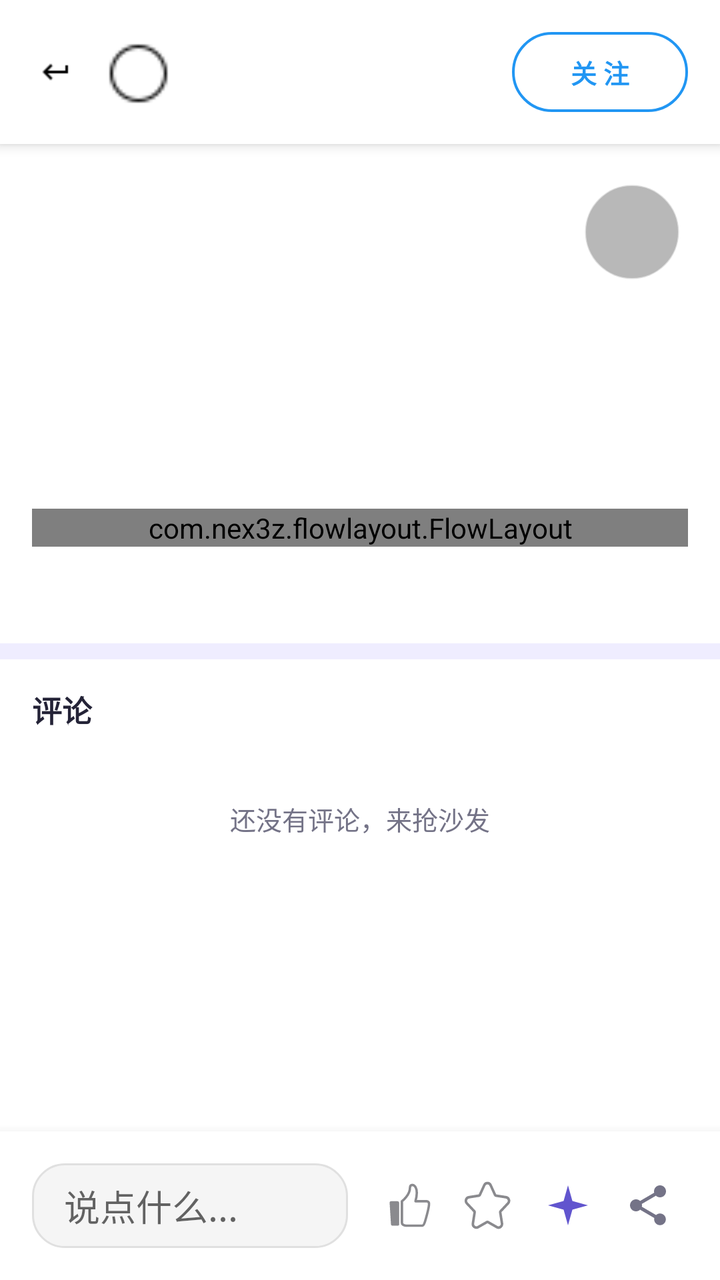
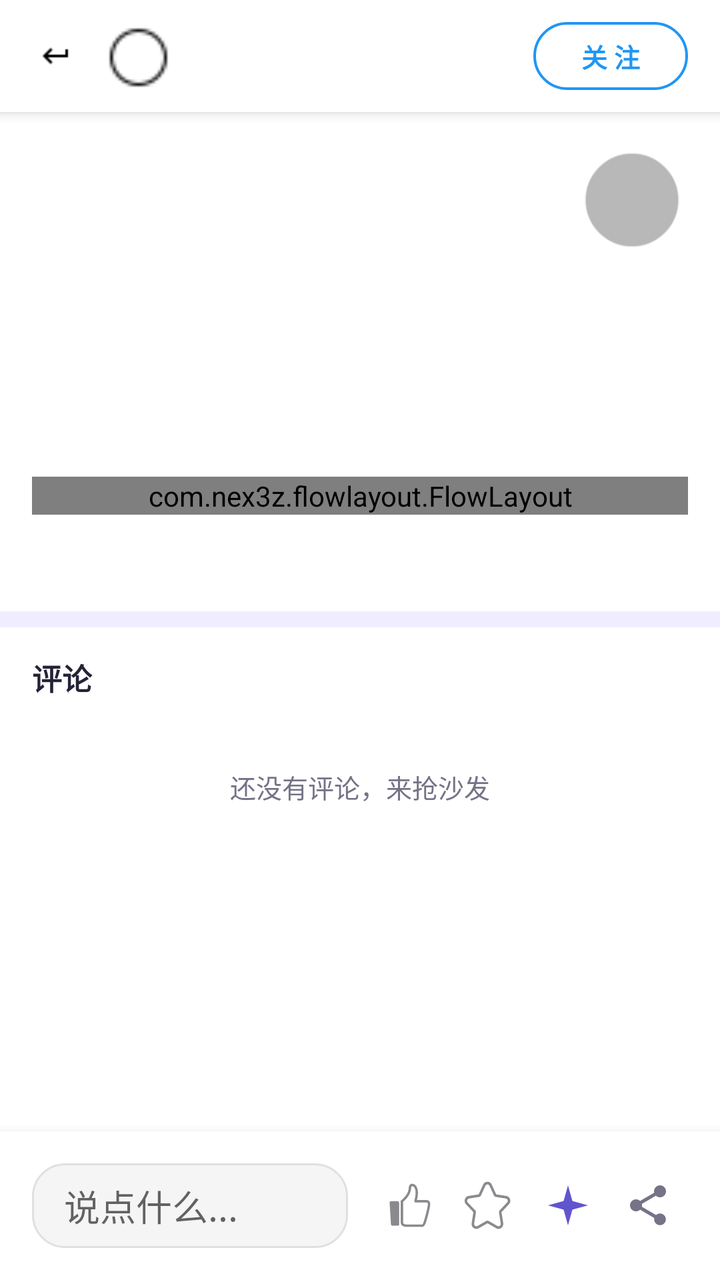

Compare the two renders of this Android layout. The source of the first and the diff that turns it into the second are given below.
<!-- AndroidManifest.xml: application theme AppTheme -->
<!-- res/layout/activity_detail.xml -->
<?xml version="1.0" encoding="utf-8"?>
<androidx.coordinatorlayout.widget.CoordinatorLayout
    xmlns:android="http://schemas.android.com/apk/res/android"
    xmlns:app="http://schemas.android.com/apk/res-auto"
    android:id="@+id/root_layout"
    android:layout_width="match_parent"
    android:layout_height="match_parent"
    android:fitsSystemWindows="true"
    android:background="@color/white">

    
    <View
        android:id="@+id/background_overlay"
        android:layout_width="match_parent"
        android:layout_height="match_parent"
        android:background="#CCFFFFFF"
        android:alpha="0"
        android:clickable="false"
        android:focusable="false" />

    
    <FrameLayout
        android:id="@+id/scroll_container"
        android:layout_width="match_parent"
        android:layout_height="match_parent"
        android:clipChildren="false"
        android:clipToPadding="false">

        
        <androidx.core.widget.NestedScrollView
            android:id="@+id/nested_scroll_view"
            android:layout_width="match_parent"
            android:layout_height="match_parent"
            android:paddingTop="72dp"
            android:paddingBottom="80dp">

            <LinearLayout
                android:layout_width="match_parent"
                android:layout_height="wrap_content"
                android:orientation="vertical">


                
                <FrameLayout
                    android:id="@+id/image_container"
                    android:layout_width="match_parent"
                    android:layout_height="wrap_content"
                    android:clipChildren="true"
                    android:clipToPadding="true">

                    <androidx.viewpager2.widget.ViewPager2
                        android:id="@+id/image_pager"
                        android:layout_width="match_parent"
                        android:layout_height="wrap_content"
                        android:background="@color/black"/>

                    
                    <LinearLayout
                        android:id="@+id/progress_indicator"
                        android:layout_width="match_parent"
                        android:layout_height="wrap_content"
                        android:layout_gravity="bottom"
                        android:orientation="horizontal"
                        android:gravity="center"
                        android:paddingVertical="8dp"
                        android:visibility="gone"/>

                    
                    <ImageView
                        android:id="@+id/music_control_button"
                        android:layout_width="48dp"
                        android:layout_height="48dp"
                        android:layout_gravity="bottom|end"
                        android:layout_margin="20dp"
                    android:background="@drawable/circle_transparent_bg"
                    android:alpha="0.7"
                    android:contentDescription="音乐控制"
                    android:padding="12dp"
                    android:clickable="true"
                    android:focusable="true"/>

                </FrameLayout>

                
                <LinearLayout
                    android:id="@+id/content_layout"
                    android:layout_width="match_parent"
                    android:layout_height="wrap_content"
                    android:orientation="vertical"
                    android:padding="16dp">

                    
                    <TextView
                        android:id="@+id/title_text"
                        android:layout_width="match_parent"
                        android:layout_height="wrap_content"
                        android:textSize="18sp"
                        android:textStyle="bold"
                        android:textColor="@color/black"
                        android:lineSpacingExtra="4dp"/>

                    
                    <TextView
                        android:id="@+id/content_text"
                        android:layout_width="match_parent"
                        android:layout_height="wrap_content"
                        android:layout_marginTop="12dp"
                        android:textSize="14sp"
                        android:textColor="@color/profile_ink"
                        android:lineSpacingExtra="6dp"/>

                    
                    <LinearLayout
                        android:layout_width="match_parent"
                        android:layout_height="wrap_content"
                        android:layout_marginTop="10dp"
                        android:gravity="center_vertical"
                        android:orientation="horizontal">

                        <TextView
                            android:id="@+id/summarize_entry"
                            android:layout_width="wrap_content"
                            android:layout_height="wrap_content"
                            android:background="@drawable/edittext_rounded_bg"
                            android:paddingStart="14dp"
                            android:paddingEnd="14dp"
                            android:paddingTop="8dp"
                            android:paddingBottom="8dp"
                            android:text="@string/summarize_entry"
                            android:textColor="@color/primary_color"
                            android:textSize="13sp"
                            android:textStyle="bold"
                            android:visibility="gone" />

                        <ImageButton
                            android:id="@+id/summary_regen"
                            android:layout_width="34dp"
                            android:layout_height="34dp"
                            android:layout_marginStart="8dp"
                            android:background="@drawable/bg_icon_soft"
                            android:contentDescription="@string/summary_regenerate"
                            android:padding="7dp"
                            android:src="@drawable/ic_refresh"
                            android:visibility="gone"
                            app:tint="@color/profile_muted" />

                        <View
                            android:layout_width="0dp"
                            android:layout_height="1dp"
                            android:layout_weight="1" />

                        <com.google.android.material.button.MaterialButton
                            android:id="@+id/summary_stop"
                            style="@style/PixelFlowSummaryStopButton"
                            android:layout_width="wrap_content"
                            android:layout_height="32dp"
                            android:insetTop="0dp"
                            android:insetBottom="0dp"
                            android:minWidth="0dp"
                            android:text="@string/ai_stop"
                            android:visibility="gone" />
                    </LinearLayout>

                    <FrameLayout
                        android:id="@+id/summary_card"
                        android:layout_width="match_parent"
                        android:layout_height="wrap_content"
                        android:layout_marginTop="10dp"
                        android:background="@drawable/edittext_rounded_bg"
                        android:visibility="gone">

                        <TextView
                            android:id="@+id/summary_body"
                            android:layout_width="match_parent"
                            android:layout_height="wrap_content"
                            android:padding="14dp"
                            android:paddingEnd="44dp"
                            android:textColor="@color/profile_ink"
                            android:textSize="14sp"
                            android:lineSpacingExtra="6dp"
                            android:textIsSelectable="true" />

                        <ImageButton
                            android:id="@+id/summary_toggle"
                            android:layout_width="36dp"
                            android:layout_height="36dp"
                            android:layout_gravity="top|end"
                            android:background="?attr/selectableItemBackgroundBorderless"
                            android:contentDescription="@string/summary_collapse"
                            android:padding="8dp"
                            android:src="@drawable/ic_chevron_up"
                            app:tint="@color/profile_muted" />
                    </FrameLayout>

                    
                    <com.nex3z.flowlayout.FlowLayout
                        android:id="@+id/tags_container"
                        android:layout_width="match_parent"
                        android:layout_height="wrap_content"
                        android:layout_marginTop="12dp"
                        android:orientation="horizontal"/>

                    
                    <TextView
                        android:id="@+id/publish_date"
                        android:layout_width="match_parent"
                        android:layout_height="wrap_content"
                        android:layout_marginTop="16dp"
                        android:textSize="12sp"
                        android:textColor="@color/profile_muted"/>
                </LinearLayout>

                
                <View
                    android:layout_width="match_parent"
                    android:layout_height="8dp"
                    android:background="@color/profile_soft" />

                <LinearLayout
                    android:layout_width="match_parent"
                    android:layout_height="wrap_content"
                    android:orientation="vertical"
                    android:paddingBottom="16dp">

                    <LinearLayout
                        android:layout_width="match_parent"
                        android:layout_height="wrap_content"
                        android:orientation="horizontal"
                        android:gravity="center_vertical"
                        android:paddingStart="16dp"
                        android:paddingEnd="16dp">

                        <TextView
                            android:id="@+id/comments_header"
                            android:layout_width="0dp"
                            android:layout_height="wrap_content"
                            android:layout_weight="1"
                            android:paddingTop="14dp"
                            android:paddingBottom="10dp"
                            android:text="@string/comments_header"
                            android:textSize="15sp"
                            android:textStyle="bold"
                            android:textColor="@color/profile_ink" />

                        
                        <TextView
                            android:id="@+id/auto_reply_entry"
                            android:layout_width="wrap_content"
                            android:layout_height="wrap_content"
                            android:paddingStart="8dp"
                            android:paddingEnd="4dp"
                            android:paddingTop="14dp"
                            android:paddingBottom="10dp"
                            android:text="@string/auto_reply_entry"
                            android:textColor="@color/profile_accent"
                            android:textSize="13sp"
                            android:visibility="gone" />
                    </LinearLayout>

                    <androidx.recyclerview.widget.RecyclerView
                        android:id="@+id/comments_list"
                        android:layout_width="match_parent"
                        android:layout_height="wrap_content"
                        android:nestedScrollingEnabled="false"
                        android:overScrollMode="never" />

                    <TextView
                        android:id="@+id/comments_empty"
                        android:layout_width="match_parent"
                        android:layout_height="wrap_content"
                        android:gravity="center"
                        android:padding="24dp"
                        android:text="@string/comments_empty"
                        android:textSize="13sp"
                        android:textColor="@color/profile_muted" />

                    <TextView
                        android:id="@+id/comments_more"
                        android:layout_width="match_parent"
                        android:layout_height="wrap_content"
                        android:gravity="center"
                        android:padding="10dp"
                        android:textSize="13sp"
                        android:textColor="@color/profile_accent"
                        android:visibility="gone" />
                </LinearLayout>
            </LinearLayout>
        </androidx.core.widget.NestedScrollView>
    </FrameLayout>

    
    <LinearLayout
        android:id="@+id/bottom_bar"
        android:layout_width="match_parent"
        android:layout_height="wrap_content"
        android:layout_gravity="bottom"
        android:orientation="horizontal"
        android:gravity="center_vertical"
        android:background="@color/white"
        android:padding="16dp"
        android:elevation="8dp">

        
        <EditText
            android:id="@+id/comment_input"
            android:layout_width="0dp"
            android:layout_height="wrap_content"
            android:minHeight="40dp"
            android:layout_weight="1"
            android:layout_marginEnd="12dp"
            android:hint="@string/comments_input_hint"
            android:background="@drawable/edittext_rounded_bg"
            android:paddingStart="16dp"
            android:paddingEnd="16dp"
            android:paddingTop="8dp"
            android:paddingBottom="8dp"
            android:maxLines="3"
            android:imeOptions="actionSend"
            android:inputType="textMultiLine|textCapSentences"/>

        
        <TextView
            android:id="@+id/comment_send"
            android:layout_width="wrap_content"
            android:layout_height="wrap_content"
            android:layout_gravity="center_vertical"
            android:layout_marginEnd="12dp"
            android:background="@drawable/edittext_rounded_bg"
            android:paddingStart="14dp"
            android:paddingEnd="14dp"
            android:paddingTop="8dp"
            android:paddingBottom="8dp"
            android:text="@string/comments_send"
            android:textColor="@color/primary_color"
            android:textSize="14sp"
            android:textStyle="bold"
            android:visibility="gone" />

        
        <ImageView
            android:id="@+id/like_button"
            android:layout_width="22dp"
            android:layout_height="22dp"
            android:layout_marginHorizontal="8dp"
            android:src="@drawable/ic_thumb_up_outline" />


        
        <ImageView
            android:id="@+id/collect_button"
            android:layout_width="24dp"
            android:layout_height="24dp"
            android:layout_marginHorizontal="8dp"
            android:src="@drawable/ic_star_outline" />

        
        <ImageView
            android:id="@+id/copilot_button"
            android:layout_width="24dp"
            android:layout_height="24dp"
            android:layout_marginHorizontal="8dp"
            android:contentDescription="@string/copilot_title"
            android:src="@drawable/ic_sparkle"
            android:tint="@color/profile_accent" />
        
        <ImageView
            android:id="@+id/share_button"
            android:layout_width="24dp"
            android:layout_height="24dp"
            android:layout_marginHorizontal="8dp"
            android:src="@drawable/ic_share"
            app:tint="@color/profile_muted" />
    </LinearLayout>

                
                <LinearLayout
                    android:id="@+id/top_bar"
                    android:layout_width="match_parent"
                    android:layout_height="72dp"
                    android:layout_gravity="top"
                    android:orientation="horizontal"
                    android:paddingHorizontal="16dp"
                    android:paddingVertical="12dp"
                    android:gravity="center_vertical"
                    android:background="@color/white"
                    android:elevation="4dp">

                    
                    <ImageView
                        android:id="@+id/back_button"
                        android:layout_width="24dp"
                        android:layout_height="24dp"
                        android:src="@drawable/ic_arrow_back"
                        android:contentDescription="返回"
                        android:padding="4dp"
                        android:background="?attr/selectableItemBackgroundBorderless" />

                    
                    <LinearLayout
                        android:id="@+id/author_container"
                        android:layout_width="0dp"
                        android:layout_height="wrap_content"
                        android:layout_weight="1"
                        android:orientation="horizontal"
                        android:paddingStart="12dp"
                        android:gravity="center_vertical"
                        android:clickable="true"
                        android:focusable="true"
                        android:foreground="?attr/selectableItemBackground">

                        
                        <ImageView
                            android:id="@+id/author_avatar"
                            android:layout_width="36dp"
                            android:layout_height="36dp"
                            android:scaleType="centerCrop"
                            android:background="@drawable/circle_bg"/>

                        
                        <TextView
                            android:id="@+id/author_name"
                            android:layout_width="wrap_content"
                            android:layout_height="wrap_content"
                            android:layout_marginStart="12dp"
                            android:textSize="14sp"
                            android:textStyle="bold"
                            android:textColor="@color/black"
                            android:maxLines="1"
                            android:ellipsize="end"/>
                    </LinearLayout>

                    
                    <com.google.android.material.button.MaterialButton
                        android:id="@+id/follow_button"
                        style="@style/Widget.Material3.Button.OutlinedButton"
                        android:layout_width="wrap_content"
                        android:layout_height="wrap_content"
                        android:text="关 注"
                        android:textColor="@color/primary_color"
                        android:textSize="13sp"
                        android:textStyle="bold"
                        app:cornerRadius="50dp"
                        app:rippleColor="@color/primary_color"
                        app:strokeColor="@color/primary_color"
                        app:strokeWidth="1.2dp" />


                </LinearLayout>

</androidx.coordinatorlayout.widget.CoordinatorLayout>
<!-- resources referenced by this layout -->
<resources>
  <color name="black">#FF000000</color>
  <color name="primary_color">#FF2196F3</color>
  <color name="profile_accent">#6155CE</color>
  <color name="profile_ink">#242337</color>
  <color name="profile_muted">#747387</color>
  <color name="profile_soft">#EFEDFF</color>
  <color name="white">#FFFFFFFF</color>
  <!-- drawable bg_icon_soft (drawable) -->
  <?xml version="1.0" encoding="utf-8"?>
  <shape xmlns:android="http://schemas.android.com/apk/res/android"
      android:shape="oval">
      <solid android:color="@color/profile_soft" />
  </shape>
  <!-- drawable circle_transparent_bg (drawable) -->
  <?xml version="1.0" encoding="utf-8"?>
  <shape xmlns:android="http://schemas.android.com/apk/res/android"
      android:shape="oval">
      <solid android:color="#66000000" /> 
      <stroke
          android:width="1dp"
          android:color="#88FFFFFF" /> 
  </shape>
  <!-- drawable edittext_rounded_bg (drawable) -->
  <?xml version="1.0" encoding="utf-8"?>
  <shape xmlns:android="http://schemas.android.com/apk/res/android"
      android:shape="rectangle">
      <solid android:color="@color/gray_100" />
      <corners android:radius="16dp" /> 
      <stroke
          android:width="1dp"
          android:color="@color/gray_300" />
  </shape>
  <!-- drawable ic_chevron_up (drawable) -->
  <vector xmlns:android="http://schemas.android.com/apk/res/android"
      android:width="24dp"
      android:height="24dp"
      android:viewportWidth="24"
      android:viewportHeight="24">
      <path
          android:fillColor="@color/profile_muted"
          android:pathData="M12,8l-6,6 1.4,1.4L12,10.8l4.6,4.6L18,14z" />
  </vector>
  <!-- drawable ic_sparkle (drawable) -->
  <?xml version="1.0" encoding="utf-8"?>
  <vector xmlns:android="http://schemas.android.com/apk/res/android"
      android:width="20dp"
      android:height="20dp"
      android:viewportWidth="24"
      android:viewportHeight="24">
      <path
          android:fillColor="#FFFFFF"
          android:pathData="M12,2 L14.2,9.8 L22,12 L14.2,14.2 L12,22 L9.8,14.2 L2,12 L9.8,9.8 Z" />
  </vector>
  <string name="ai_stop">停止</string>
  <string name="auto_reply_entry">自动回复</string>
  <string name="comments_empty">还没有评论，来抢沙发</string>
  <string name="comments_header">评论</string>
  <string name="comments_input_hint">说点什么...</string>
  <string name="comments_send">发送</string>
  <string name="copilot_title">AI 助手</string>
  <string name="summarize_entry">✨ 提炼要点</string>
  <string name="summary_collapse">收起或展开要点</string>
  <string name="summary_regenerate">重新生成要点</string>
  <color name="gray_100">#FFF5F5F5</color>
  <color name="gray_300">#FFE0E0E0</color>
  <color name="gray_600">#FF757575</color>
  <color name="accent_ripple">#1F6155CE</color>
  <color name="brand_violet_deep">#FF4A3FB8</color>
  <color name="brand_violet_light">#FF8B7FF5</color>
  <color name="brand_violet">#FF6155CE</color>
  <color name="profile_bg">#F7F7FC</color>
  <color name="profile_surface">#FFFFFF</color>
  <color name="profile_error">#B3261E</color>
  <style name="ShapeRounded.Small" parent="ShapeAppearance.MaterialComponents.SmallComponent">
          <item name="cornerFamily">rounded</item>
          <item name="cornerSize">@dimen/radius_control</item>
      </style>
  <style name="ShapeRounded.Medium" parent="ShapeAppearance.MaterialComponents.MediumComponent">
          <item name="cornerFamily">rounded</item>
          <item name="cornerSize">@dimen/radius_card</item>
      </style>
  <style name="ShapeRounded.Large" parent="ShapeAppearance.MaterialComponents.LargeComponent">
          <item name="cornerFamily">rounded</item>
          <item name="cornerSize">24dp</item>
      </style>
  <dimen name="radius_control">12dp</dimen>
  <dimen name="radius_card">16dp</dimen>
  <dimen name="radius_pill">22dp</dimen>
  <!-- unchanged entries left out for length: 9 -->
</resources>

<!-- the commit's change to res/layout/activity_detail.xml (unified diff, before → after) -->
@@ -31,7 +31,7 @@
             android:id="@+id/nested_scroll_view"
             android:layout_width="match_parent"
             android:layout_height="match_parent"
-            android:paddingTop="72dp"
+            android:paddingTop="56dp"
             android:paddingBottom="80dp">
 
             <LinearLayout
@@ -376,11 +376,11 @@
                 <LinearLayout
                     android:id="@+id/top_bar"
                     android:layout_width="match_parent"
-                    android:layout_height="72dp"
+                    android:layout_height="56dp"
                     android:layout_gravity="top"
                     android:orientation="horizontal"
                     android:paddingHorizontal="16dp"
-                    android:paddingVertical="12dp"
+                    android:paddingVertical="10dp"
                     android:gravity="center_vertical"
                     android:background="@color/white"
                     android:elevation="4dp">
@@ -434,7 +434,10 @@
                         android:id="@+id/follow_button"
                         style="@style/Widget.Material3.Button.OutlinedButton"
                         android:layout_width="wrap_content"
-                        android:layout_height="wrap_content"
+                        android:layout_height="34dp"
+                        android:insetTop="0dp"
+                        android:insetBottom="0dp"
+                        android:minWidth="0dp"
                         android:text="关 注"
                         android:textColor="@color/primary_color"
                         android:textSize="13sp"
